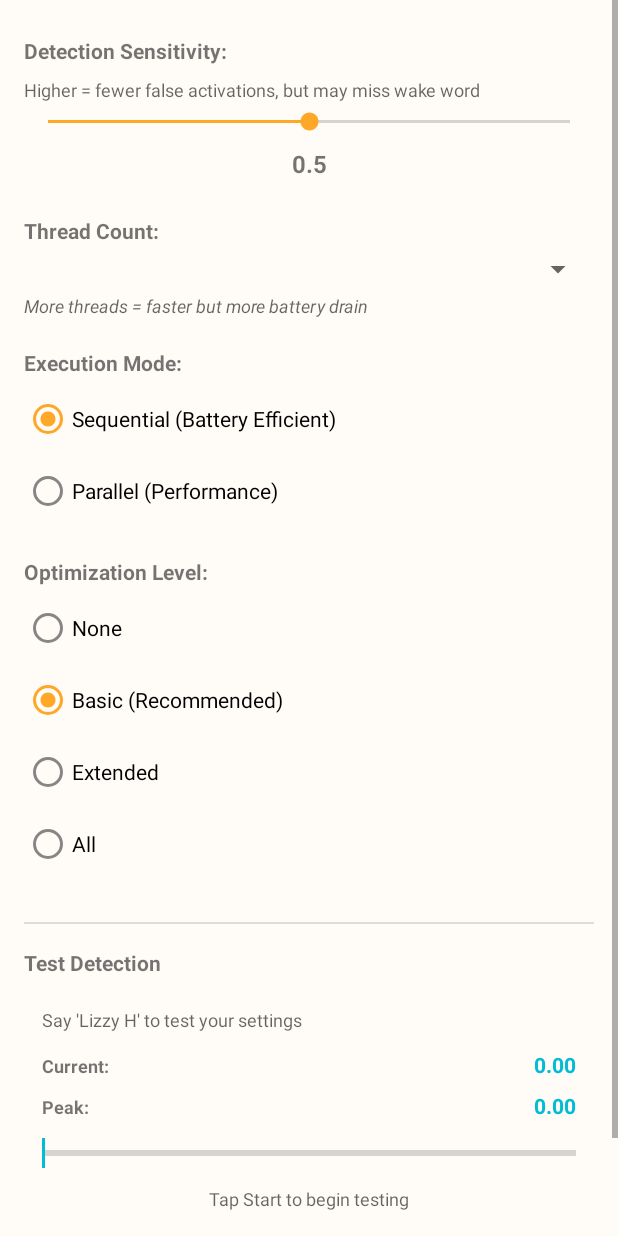
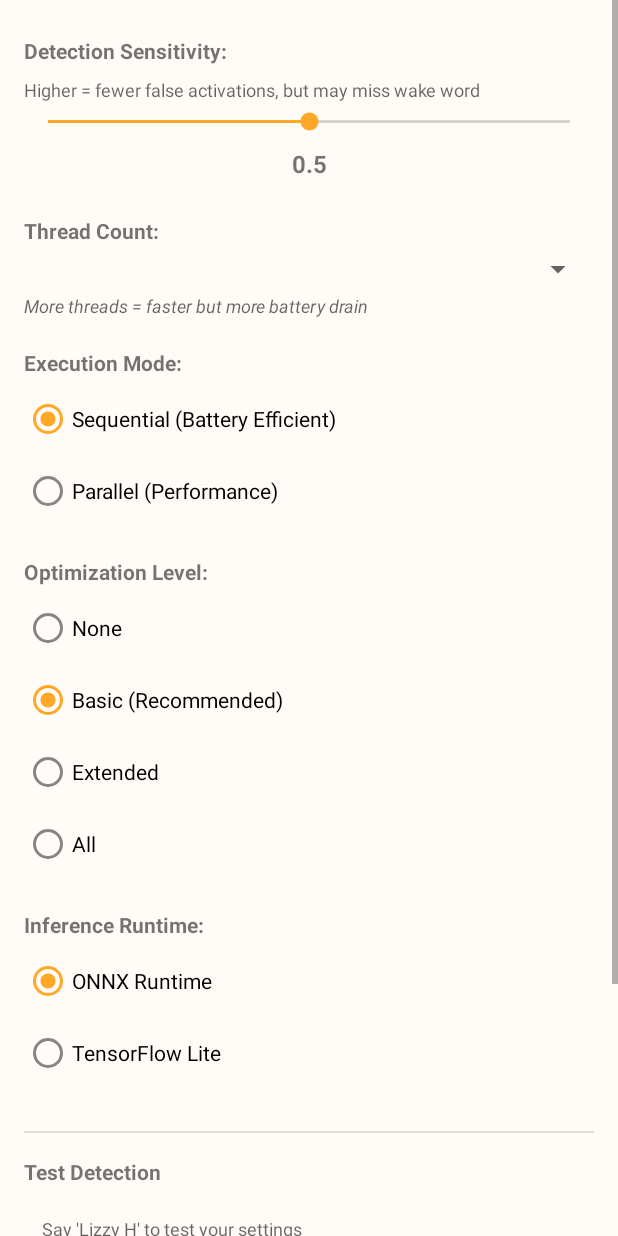
Before and after one commit to mrsheepuk/ha-live, an Android app: the layout dialog_wake_word_config.xml on its own in the app's theme, with its tools: preview values and no code run, on a phone screen of 412 x 824 dp. Run offline under Robolectric (Android 15) with nearby library versions, the phone set to English and light mode, and no system bars.

```diff
--- a/app/app/src/main/res/layout/dialog_wake_word_config.xml
+++ b/app/app/src/main/res/layout/dialog_wake_word_config.xml
@@ -148,6 +148,38 @@
 
     </RadioGroup>
 
+    <!-- Runtime Section -->
+    <TextView
+        android:layout_width="wrap_content"
+        android:layout_height="wrap_content"
+        android:text="Inference Runtime:"
+        android:textStyle="bold"
+        android:textSize="14sp"
+        android:layout_marginBottom="4dp"
+        android:layout_marginTop="8dp" />
+
+    <RadioGroup
+        android:id="@+id/runtimeGroup"
+        android:layout_width="match_parent"
+        android:layout_height="wrap_content"
+        android:orientation="vertical"
+        android:layout_marginBottom="12dp">
+
+        <RadioButton
+            android:id="@+id/radioRuntimeOnnx"
+            android:layout_width="match_parent"
+            android:layout_height="wrap_content"
+            android:text="ONNX Runtime"
+            android:checked="true" />
+
+        <RadioButton
+            android:id="@+id/radioRuntimeTflite"
+            android:layout_width="match_parent"
+            android:layout_height="wrap_content"
+            android:text="TensorFlow Lite" />
+
+    </RadioGroup>
+
     <!-- Test Detection Section -->
     <View
         android:layout_width="match_parent"
```
Also changed, not shown: app/app/src/main/java/uk/co/mrsheep/halive/ui/SettingsActivity.kt (+18 -1 lines).
